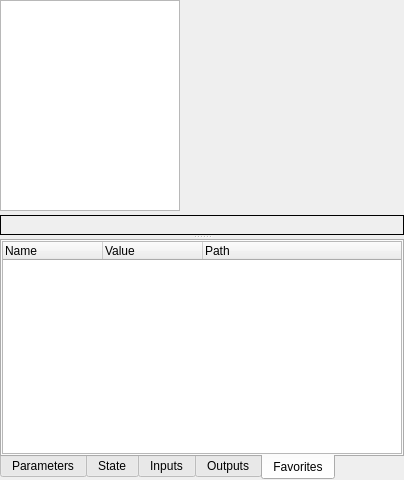
Old version of the form GUI/Qt/UComponentsListWidgetModern.ui in the repository aicommunity/Rdk.
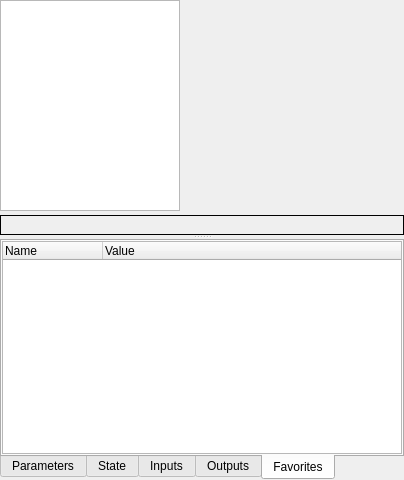
New version of the form. The open tabs and pages were chosen to show the change.

Commit message:
feat(gui): show Favorites path as subtitle under Name|Value
Drop the Path column and render the path as a muted second line via a
custom item delegate spanning the full row width.

Patch:
```diff
--- a/GUI/Qt/UComponentsListWidgetModern.ui
+++ b/GUI/Qt/UComponentsListWidgetModern.ui
@@ -319,7 +319,7 @@
            <item>
             <widget class="QTreeWidget" name="treeWidgetFavorites">
              <property name="columnCount">
-              <number>3</number>
+              <number>2</number>
              </property>
              <attribute name="headerStretchLastSection">
               <bool>true</bool>
@@ -334,11 +334,6 @@
                <string>Value</string>
               </property>
              </column>
-             <column>
-              <property name="text">
-               <string>Path</string>
-              </property>
-             </column>
             </widget>
            </item>
           </layout>
```
The commit also changes 1 other file.
